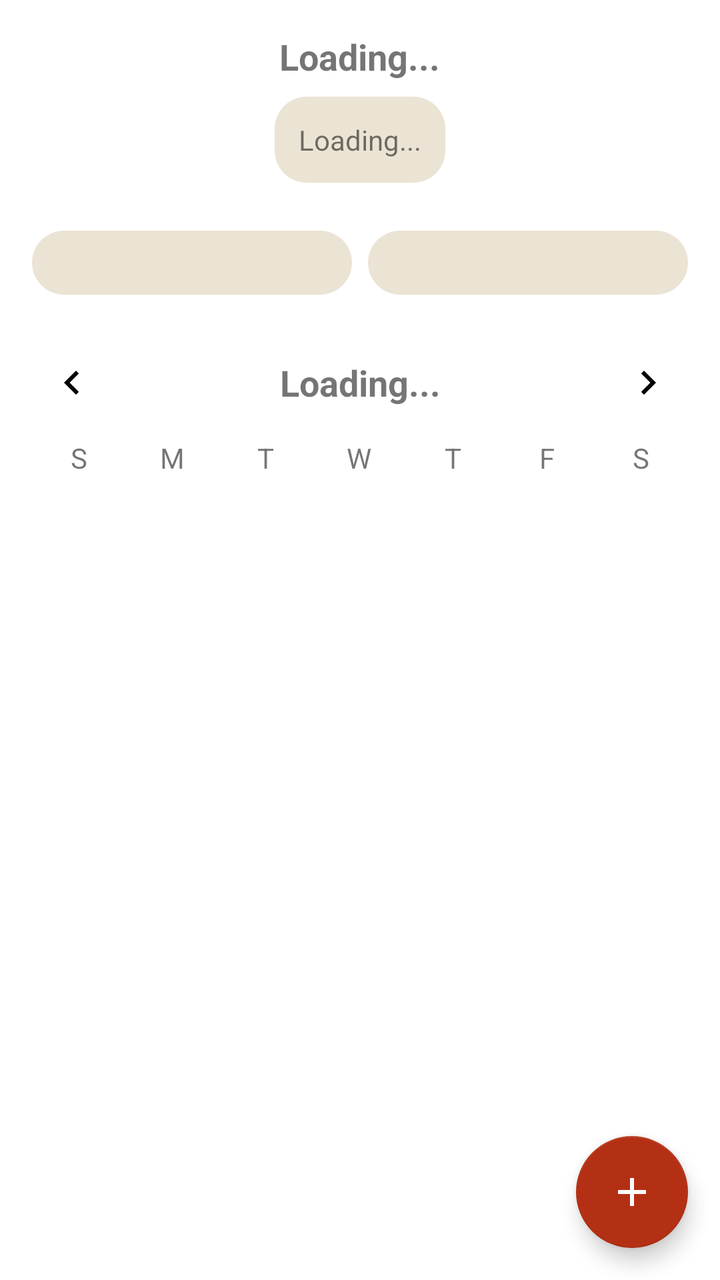
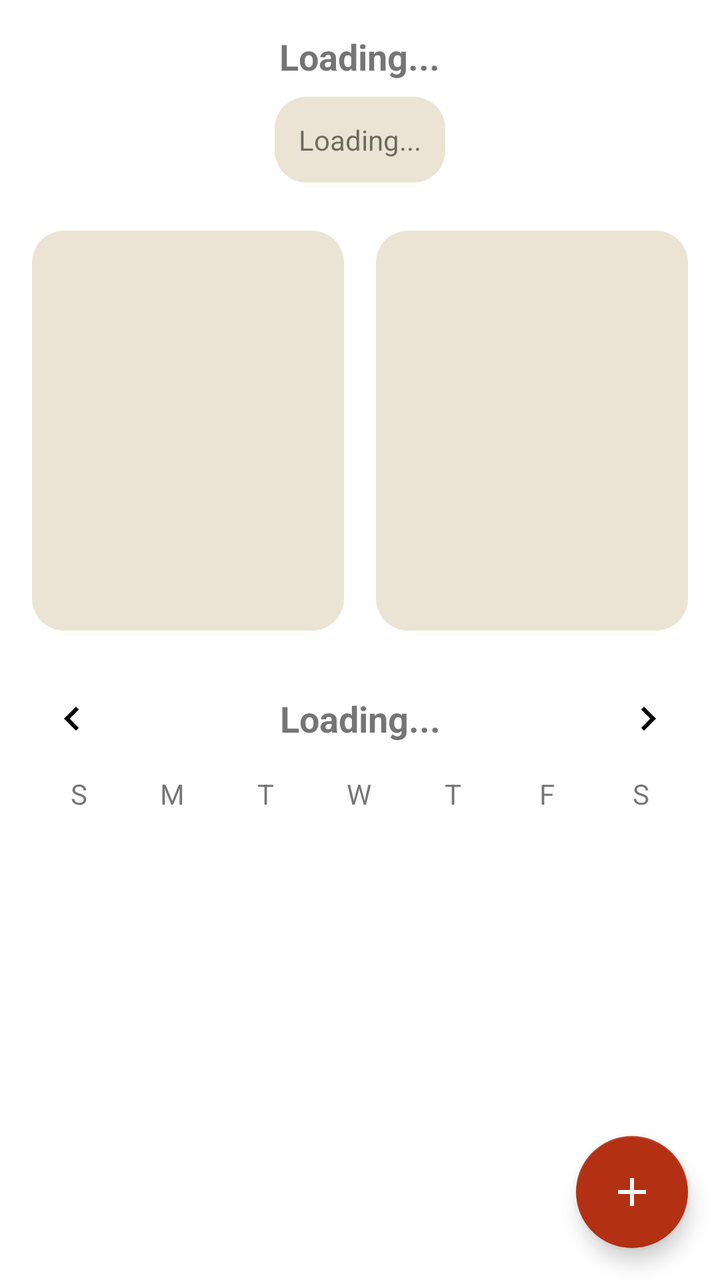

Screens rendered from an Android XML layout before and after an edit, with the pre-edit source and the edit as a unified diff.
<!-- AndroidManifest.xml: application theme Theme.LunaFlow -->
<!-- res/layout/activity_main.xml -->
<?xml version="1.0" encoding="utf-8"?>
<androidx.coordinatorlayout.widget.CoordinatorLayout
    xmlns:android="http://schemas.android.com/apk/res/android"
    xmlns:app="http://schemas.android.com/apk/res-auto"
    android:layout_width="match_parent"
    android:layout_height="match_parent">

    <androidx.core.widget.NestedScrollView
        android:layout_width="match_parent"
        android:layout_height="match_parent"
        android:clipToPadding="false"
        android:fillViewport="true"
        android:padding="16dp"
        android:paddingBottom="70dp">

        <LinearLayout
            android:layout_width="match_parent"
            android:layout_height="wrap_content"
            android:orientation="vertical"
            android:gravity="center_horizontal">

            
            <LinearLayout
                android:layout_width="match_parent"
                android:layout_height="wrap_content"
                android:orientation="vertical"
                android:gravity="center_horizontal">

                <TextView
                    android:id="@+id/currentPhase"
                    android:layout_width="wrap_content"
                    android:layout_height="wrap_content"
                    android:text="Loading..."
                    android:textSize="18sp"
                    android:textStyle="bold"
                    android:gravity="center" />

                <LinearLayout
                    android:layout_width="wrap_content"
                    android:layout_height="wrap_content"
                    android:layout_marginTop="8dp"
                    android:background="@drawable/rounded_background"
                    android:gravity="center"
                    android:padding="12dp">

                    <TextView
                        android:id="@+id/nextCycle"
                        android:layout_width="wrap_content"
                        android:layout_height="wrap_content"
                        android:text="Loading..."
                        android:textSize="14sp"
                        android:gravity="center" />
                </LinearLayout>
            </LinearLayout>

            
            <LinearLayout
                android:layout_width="match_parent"
                android:layout_height="wrap_content"
                android:orientation="horizontal"
                android:layout_marginTop="24dp"
                android:weightSum="2"
                android:gravity="center">

                <LinearLayout
                    android:layout_width="0dp"
                    android:layout_height="wrap_content"
                    android:layout_weight="1"
                    android:orientation="vertical"
                    android:background="@drawable/rounded_background"
                    android:padding="16dp"
                    android:layout_marginEnd="8dp">

                    <androidx.recyclerview.widget.RecyclerView
                        android:id="@+id/adviceRecyclerView"
                        android:layout_width="match_parent"
                        android:layout_height="wrap_content"
                        android:scrollbars="vertical"
                        android:overScrollMode="never"
                        android:clipToPadding="false"
                        android:background="@android:color/transparent"/>
                </LinearLayout>

                <androidx.recyclerview.widget.RecyclerView
                    android:id="@+id/frequentSymptomRecyclerView"
                    android:layout_width="0dp"
                    android:layout_height="wrap_content"
                    android:layout_weight="1"
                    android:background="@drawable/rounded_background"
                    android:padding="16dp"
                    android:scrollbars="vertical"/>
            </LinearLayout>

            
            <LinearLayout
                android:layout_width="match_parent"
                android:layout_height="wrap_content"
                android:orientation="vertical"
                android:layout_marginTop="24dp">

                
                <LinearLayout
                    android:layout_width="match_parent"
                    android:layout_height="wrap_content"
                    android:orientation="horizontal"
                    android:gravity="center_vertical"
                    android:layout_marginBottom="8dp">

                    <ImageButton
                        android:id="@+id/btnPrevMonth"
                        android:layout_width="40dp"
                        android:layout_height="40dp"
                        android:background="@android:color/transparent"
                        android:src="@drawable/ic_arrow_left"
                        android:contentDescription="Previous month" />

                    <TextView
                        android:id="@+id/calendarMonthYear"
                        android:layout_width="0dp"
                        android:layout_height="wrap_content"
                        android:layout_weight="1"
                        android:text="Loading..."
                        android:textSize="18sp"
                        android:textStyle="bold"
                        android:gravity="center" />

                    <ImageButton
                        android:id="@+id/btnNextMonth"
                        android:layout_width="40dp"
                        android:layout_height="40dp"
                        android:background="@android:color/transparent"
                        android:src="@drawable/ic_arrow_right"
                        android:contentDescription="Next month" />
                </LinearLayout>

                
                <LinearLayout
                    android:layout_width="match_parent"
                    android:layout_height="wrap_content"
                    android:orientation="horizontal"
                    android:gravity="center"
                    android:layout_marginBottom="8dp">

                    <TextView android:layout_width="0dp" android:layout_height="wrap_content" android:layout_weight="1" android:gravity="center" android:text="S"/>
                    <TextView android:layout_width="0dp" android:layout_height="wrap_content" android:layout_weight="1" android:gravity="center" android:text="M"/>
                    <TextView android:layout_width="0dp" android:layout_height="wrap_content" android:layout_weight="1" android:gravity="center" android:text="T"/>
                    <TextView android:layout_width="0dp" android:layout_height="wrap_content" android:layout_weight="1" android:gravity="center" android:text="W"/>
                    <TextView android:layout_width="0dp" android:layout_height="wrap_content" android:layout_weight="1" android:gravity="center" android:text="T"/>
                    <TextView android:layout_width="0dp" android:layout_height="wrap_content" android:layout_weight="1" android:gravity="center" android:text="F"/>
                    <TextView android:layout_width="0dp" android:layout_height="wrap_content" android:layout_weight="1" android:gravity="center" android:text="S"/>
                </LinearLayout>

                <GridLayout
                    android:id="@+id/calendarDaysGrid"
                    android:layout_width="match_parent"
                    android:layout_height="wrap_content"
                    android:columnCount="7"
                    android:alignmentMode="alignMargins"
                    android:useDefaultMargins="true"/>
            </LinearLayout>
        </LinearLayout>
    </androidx.core.widget.NestedScrollView>

    
    <com.google.android.material.floatingactionbutton.FloatingActionButton
        android:id="@+id/btnLogChoice"
        android:layout_width="wrap_content"
        android:layout_height="wrap_content"
        android:layout_gravity="bottom|end"
        android:layout_margin="16dp"
        android:src="@drawable/ic_add"
        android:contentDescription="Go to Log Choice"
        app:backgroundTint="@color/mainRed"/>
</androidx.coordinatorlayout.widget.CoordinatorLayout>
<!-- resources referenced by this layout -->
<resources>
  <color name="mainRed">#B43015</color>
  <!-- drawable ic_add (drawable) -->
  <?xml version="1.0" encoding="utf-8"?>
  <vector xmlns:android="http://schemas.android.com/apk/res/android"
      android:width="30dp"
      android:height="30dp"
      android:viewportWidth="24"
      android:viewportHeight="24">
      <path
          android:fillColor="#FFFFFF"
          android:pathData="M19,13h-6v6h-2v-6H5v-2h6V5h2v6h6v2z"/>
  </vector>
  <!-- drawable ic_arrow_left (drawable) -->
  <vector xmlns:android="http://schemas.android.com/apk/res/android"
      android:width="24dp"
      android:height="24dp"
      android:viewportWidth="24"
      android:viewportHeight="24">
      <path
          android:fillColor="#000000"
          android:pathData="M15.41,7.41L14,6 8,12l6,6 1.41,-1.41L10.83,12z"/>
  </vector>
  <!-- drawable ic_arrow_right (drawable) -->
  <vector xmlns:android="http://schemas.android.com/apk/res/android"
      android:width="24dp"
      android:height="24dp"
      android:viewportWidth="24"
      android:viewportHeight="24">
      <path
          android:fillColor="#000000"
          android:pathData="M8.59,16.59L10,18l6,-6 -6,-6 -1.41,1.41L13.17,12z"/>
  </vector>
  <!-- drawable rounded_background (drawable) -->
  <?xml version="1.0" encoding="utf-8"?>
  <shape xmlns:android="http://schemas.android.com/apk/res/android"
      android:shape="rectangle">
  
      <solid android:color="#EBE4D4" />
  
      <corners android:radius="16dp" />
  
  </shape>
  <style name="Theme.LunaFlow" parent="Theme.MaterialComponents.DayNight.NoActionBar">
          
          <item name="android:windowBackground">@color/white</item>
  
          
          <item name="colorPrimary">@color/colorPrimary</item>
          <item name="colorOnPrimary">@color/mainBrown</item>
  
          
          <item name="colorSecondary">@color/mainRed</item>
          <item name="colorOnSecondary">@color/white</item>
  
          
          <item name="android:statusBarColor">@color/colorPrimary</item>
  
          
          <item name="actionBarTheme">@style/AppActionBar</item>
  
          
          <item name="bottomNavigationStyle">@style/BottomNavStyle</item>
      </style>
  <color name="white">#FFFFFFFF</color>
  <color name="colorPrimary">#EBE4D4</color>
  <color name="mainBrown">#322323</color>
  <style name="AppActionBar" parent="Widget.MaterialComponents.Toolbar">
          <item name="android:layout_height">48dp</item>
          <item name="android:textSize">18sp</item>
          <item name="android:background">@color/colorPrimary</item>
          <item name="titleTextColor">@color/mainBrown</item>
          <item name="subtitleTextColor">@color/mainBrown</item>
          <item name="android:theme">@style/ToolbarTextTheme</item>
      </style>
  <style name="BottomNavStyle" parent="Widget.MaterialComponents.BottomNavigationView">
          <item name="android:layout_height">30dp</item>
          <item name="android:background">@color/colorPrimary</item>
      </style>
  <style name="ToolbarTextTheme" parent="ThemeOverlay.MaterialComponents.ActionBar">
          <item name="android:textColorPrimary">@color/mainBrown</item>
          <item name="android:textColorSecondary">@color/mainBrown</item>
          <item name="android:textColor">@color/mainBrown</item>
      </style>
</resources>

<!-- the commit's change to res/layout/activity_main.xml (unified diff, before → after) -->
@@ -64,31 +64,42 @@
 
                 <LinearLayout
                     android:layout_width="0dp"
-                    android:layout_height="wrap_content"
+                    android:layout_height="200dp"
                     android:layout_weight="1"
+                    android:layout_marginEnd="8dp"
                     android:orientation="vertical"
+                    android:gravity="center"
                     android:background="@drawable/rounded_background"
-                    android:padding="16dp"
-                    android:layout_marginEnd="8dp">
+                    android:padding="16dp">
 
                     <androidx.recyclerview.widget.RecyclerView
                         android:id="@+id/adviceRecyclerView"
                         android:layout_width="match_parent"
-                        android:layout_height="wrap_content"
+                        android:layout_height="match_parent"
                         android:scrollbars="vertical"
                         android:overScrollMode="never"
                         android:clipToPadding="false"
                         android:background="@android:color/transparent"/>
                 </LinearLayout>
 
-                <androidx.recyclerview.widget.RecyclerView
-                    android:id="@+id/frequentSymptomRecyclerView"
+                <LinearLayout
                     android:layout_width="0dp"
-                    android:layout_height="wrap_content"
+                    android:layout_height="200dp"
                     android:layout_weight="1"
+                    android:layout_marginStart="8dp"
+                    android:orientation="vertical"
                     android:background="@drawable/rounded_background"
-                    android:padding="16dp"
-                    android:scrollbars="vertical"/>
+                    android:padding="16dp">
+
+                    <androidx.recyclerview.widget.RecyclerView
+                        android:id="@+id/frequentSymptomRecyclerView"
+                        android:layout_width="match_parent"
+                        android:layout_height="match_parent"
+                        android:scrollbars="vertical"
+                        android:overScrollMode="never"
+                        android:clipToPadding="false"
+                        android:background="@android:color/transparent"/>
+                </LinearLayout>
             </LinearLayout>
 
             
